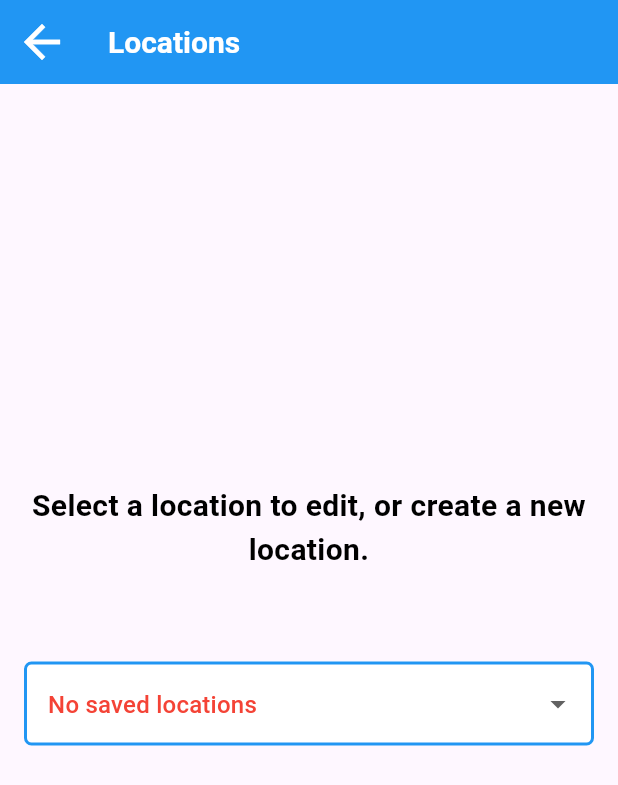
After one commit to joerathert/efficials_app, a Flutter app: the LocationsScreen screen opened by its route, on a phone screen of 412 x 824 dp. The commit adds this screen. Shown: the top 785 px of the screen. Run offline on Flutter 3.47's test engine with Material 3 defaults, Android fonts, the phone set to English and light mode, and no system bars; our stand-ins replace shared_preferences; accounts and stored records are empty.

Commit message:
Added Locations screen with navigation from HomeScreen menu, designed like ListsOfOfficialsScreen

```diff
--- /dev/null
+++ b/lib/locations_screen.dart
@@ -0,0 +1,177 @@
+import 'dart:convert';
+import 'package:flutter/material.dart';
+import 'package:shared_preferences/shared_preferences.dart';
+import 'theme.dart';
+
+class LocationsScreen extends StatefulWidget {
+  const LocationsScreen({super.key});
+
+  @override
+  State<LocationsScreen> createState() => _LocationsScreenState();
+}
+
+class _LocationsScreenState extends State<LocationsScreen> {
+  String? selectedLocation;
+  List<Map<String, dynamic>> locations = [];
+  bool isLoading = true;
+
+  @override
+  void initState() {
+    super.initState();
+    _fetchLocations();
+  }
+
+  Future<void> _fetchLocations() async {
+    final prefs = await SharedPreferences.getInstance();
+    final String? locationsJson = prefs.getString('saved_locations');
+    setState(() {
+      if (locationsJson != null) {
+        locations = List<Map<String, dynamic>>.from(jsonDecode(locationsJson));
+      }
+      if (locations.isEmpty) {
+        locations.add({'name': 'No saved locations', 'id': -1});
+      }
+      locations.add({'name': '+ Create new location', 'id': 0});
+      selectedLocation = locations.isNotEmpty ? locations[0]['name'] as String : null;
+      isLoading = false;
+    });
+  }
+
+  Future<void> _saveLocations() async {
+    final prefs = await SharedPreferences.getInstance();
+    final locationsToSave = locations.where((location) => location['id'] != 0 && location['id'] != -1).toList();
+    await prefs.setString('saved_locations', jsonEncode(locationsToSave));
+  }
+
+  void _showDeleteConfirmationDialog(String locationName, int locationId) {
+    showDialog(
+      context: context,
+      builder: (context) => AlertDialog(
+        title: const Text('Confirm Delete'),
+        content: Text('Are you sure you want to delete "$locationName"?'),
+        actions: [
+          TextButton(
+            onPressed: () => Navigator.pop(context),
+            child: const Text('Cancel'),
+          ),
+          TextButton(
+            onPressed: () {
+              Navigator.pop(context);
+              setState(() {
+                locations.removeWhere((location) => location['id'] == locationId);
+                if (locations.isEmpty || (locations.length == 1 && locations[0]['id'] == 0)) {
+                  locations.insert(0, {'name': 'No saved locations', 'id': -1});
+                }
+                selectedLocation = locations.isNotEmpty ? locations[0]['name'] as String : null;
+                _saveLocations();
+              });
+            },
+            child: const Text('Delete'),
+          ),
+        ],
+      ),
+    );
+  }
+
+  @override
+  Widget build(BuildContext context) {
+    return Scaffold(
+      appBar: AppBar(
+        backgroundColor: efficialsBlue,
+        leading: IconButton(
+          icon: const Icon(Icons.arrow_back, size: 36, color: Colors.white),
+          onPressed: () => Navigator.pop(context),
+        ),
+        title: const Text(
+          'Locations',
+          style: TextStyle(
+            color: Colors.white,
+            fontSize: 20,
+            fontWeight: FontWeight.bold,
+          ),
+        ),
+      ),
+      body: Center(
+        child: ConstrainedBox(
+          constraints: const BoxConstraints(maxWidth: 600),
+          child: Padding(
+            padding: const EdgeInsets.all(16),
+            child: SingleChildScrollView(
+              child: Column(
+                mainAxisAlignment: MainAxisAlignment.center,
+                children: [
+                  const Text(
+                    'Select a location to edit, or create a new location.',
+                    style: TextStyle(fontSize: 20, fontWeight: FontWeight.bold, color: Colors.black),
+                    textAlign: TextAlign.center,
+                  ),
+                  const SizedBox(height: 60),
+                  isLoading
+                      ? const CircularProgressIndicator()
+                      : DropdownButtonFormField<String>(
+                          decoration: textFieldDecoration('Locations'),
+                          value: selectedLocation,
+                          onChanged: (newValue) {
+                            setState(() {
+                              selectedLocation = newValue;
+                              if (newValue == '+ Create new location') {
+                                Navigator.pushNamed(context, '/create_new_location').then((result) {
+                                  if (result != null) {
+                                    setState(() {
+                                      if (locations.any((l) => l['name'] == 'No saved locations')) {
+                                        locations.removeWhere((l) => l['name'] == 'No saved locations');
+                                      }
+                                      locations.insert(0, {'name': result as String, 'id': locations.length + 1});
+                                      selectedLocation = result;
+                                      _saveLocations();
+                                    });
+                                  } else {
+                                    selectedLocation = locations.isNotEmpty ? locations[0]['name'] as String : null;
+                                  }
+                                });
+                              } else if (newValue != 'No saved locations' && !newValue!.startsWith('Error')) {
+                                selectedLocation = newValue;
+                              }
+                            });
+                          },
+                          items: locations.map((location) {
+                            return DropdownMenuItem(
+                              value: location['name'] as String,
+                              child: Text(
+                                location['name'] as String,
+                                style: location['name'] == 'No saved locations'
+                                    ? const TextStyle(color: Colors.red)
+                                    : null,
+                              ),
+                            );
+                          }).toList(),
+                        ),
+                  const SizedBox(height: 60),
+                  if (selectedLocation != null &&
+                      selectedLocation != '+ Create new location' &&
+                      selectedLocation != 'No saved locations' &&
+                      !selectedLocation!.startsWith('Error')) ...[
+                    ElevatedButton(
+                      onPressed: () {},
+                      style: elevatedButtonStyle(),
+                      child: const Text('Edit Location', style: signInButtonTextStyle),
+                    ),
+                    const SizedBox(height: 8),
+                    ElevatedButton(
+                      onPressed: () {
+                        final selected = locations.firstWhere((l) => l['name'] == selectedLocation);
+                        _showDeleteConfirmationDialog(selectedLocation!, selected['id'] as int);
+                      },
+                      style: elevatedButtonStyle(backgroundColor: Colors.red),
+                      child: const Text('Delete Location', style: signInButtonTextStyle),
+                    ),
+                  ],
+                ],
+              ),
+            ),
+          ),
+        ),
+      ),
+    );
+  }
+}
--- a/lib/main.dart
+++ b/lib/main.dart
@@ -1,18 +1,19 @@
 import 'package:flutter/material.dart';
-import 'welcome_screen.dart'; // Import the Welcome Screen
-import 'role_selection_screen.dart'; // Import the Role Selection Screen
-import 'scheduler_signup_step1.dart'; // Import Scheduler Sign Up Step 1
-import 'scheduler_signup_step2.dart'; // Import Scheduler Sign Up Step 2
-import 'add_photo_screen.dart'; // Import Add Photo Screen
-import 'home_screen.dart'; // Import the Home Screen
-import 'lists_of_officials_screen.dart'; // Import ListsOfOfficialsScreen
-import 'create_new_list_screen.dart'; // Import CreateNewListScreen
-import 'name_list_screen.dart'; // Import NameListScreen
-import 'populate_roster_screen.dart'; // Import PopulateRosterScreen
-import 'review_list_screen.dart'; // Import ReviewListScreen
-import 'filter_settings_screen.dart'; // Added: Import FilterSettingsScreen
-import 'edit_list_screen.dart'; // Added: Import EditListScreen
-import 'theme.dart'; // Import the custom theme
+import 'welcome_screen.dart';
+import 'role_selection_screen.dart';
+import 'scheduler_signup_step1.dart';
+import 'scheduler_signup_step2.dart';
+import 'add_photo_screen.dart';
+import 'home_screen.dart';
+import 'lists_of_officials_screen.dart';
+import 'create_new_list_screen.dart';
+import 'name_list_screen.dart';
+import 'populate_roster_screen.dart';
+import 'review_list_screen.dart';
+import 'filter_settings_screen.dart';
+import 'edit_list_screen.dart';
+import 'theme.dart';
+import 'locations_screen.dart'; // Add this import
 
 void main() {
   runApp(const EfficialsApp());
@@ -31,7 +32,7 @@ class EfficialsApp extends StatelessWidget {
         appBarTheme: const AppBarTheme(
           backgroundColor: efficialsBlue,
           titleTextStyle: appBarTextStyle,
-          iconTheme: IconThemeData(color: Colors.white), // White back arrow
+          iconTheme: IconThemeData(color: Colors.white),
         ),
         elevatedButtonTheme: ElevatedButtonThemeData(
           style: elevatedButtonStyle(),
@@ -61,9 +62,9 @@ class EfficialsApp extends StatelessWidget {
         '/name_list': (context) => const NameListScreen(),
         '/populate_roster': (context) => const PopulateRosterScreen(),
         '/review_list': (context) => const ReviewListScreen(),
-        // Added: Routes for filter settings and edit list
         '/filter_settings': (context) => const FilterSettingsScreen(),
         '/edit_list': (context) => const EditListScreen(),
+        '/locations': (context) => const LocationsScreen(), // Add this route
       },
     );
   }
```
Also changed, not shown: lib/home_screen.dart (+8 -11 lines).
